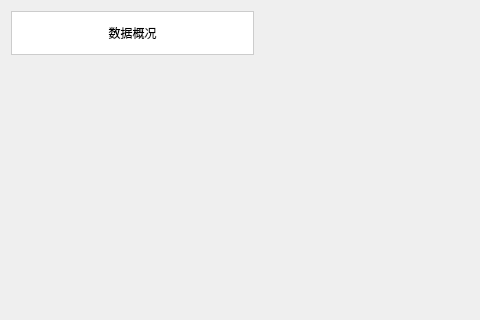
The window that DeviceStatus/devicestatus.ui (Hccccc1/MOH_viewer) describes before a commit, drawn with Qt 5; both pictures show x 0 to 480 and y 0 to 320 of the 1321 by 682 pixel window.
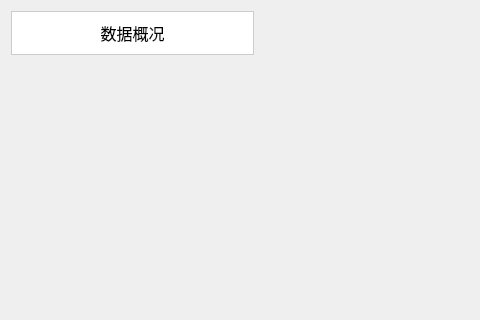
The same window after the commit.

```diff
--- a/DeviceStatus/devicestatus.ui
+++ b/DeviceStatus/devicestatus.ui
@@ -21,7 +21,11 @@
     <widget class="QTabWidget" name="tabWidget">
      <property name="styleSheet">
       <string notr="true">QTabWidget::pane#tabWidget { border: 0px; }
-QTabBar::tab { width:241px;height:42px;background:rgba(233,235,237,1);border:1px solid rgba(204,204,204,1); }
+QTabBar::tab { width:241px;height:42px;background:rgba(233,235,237,1);border:1px solid rgba(204,204,204,1); font-size:16px;
+font-family:PingFang SC;
+font-weight:300;
+line-height:22px;
+color: rgba(0, 0, 0, 1);}
 QTabBar::tab:selected { background:rgba(255,255,255,1); }</string>
      </property>
      <property name="tabShape">
```
